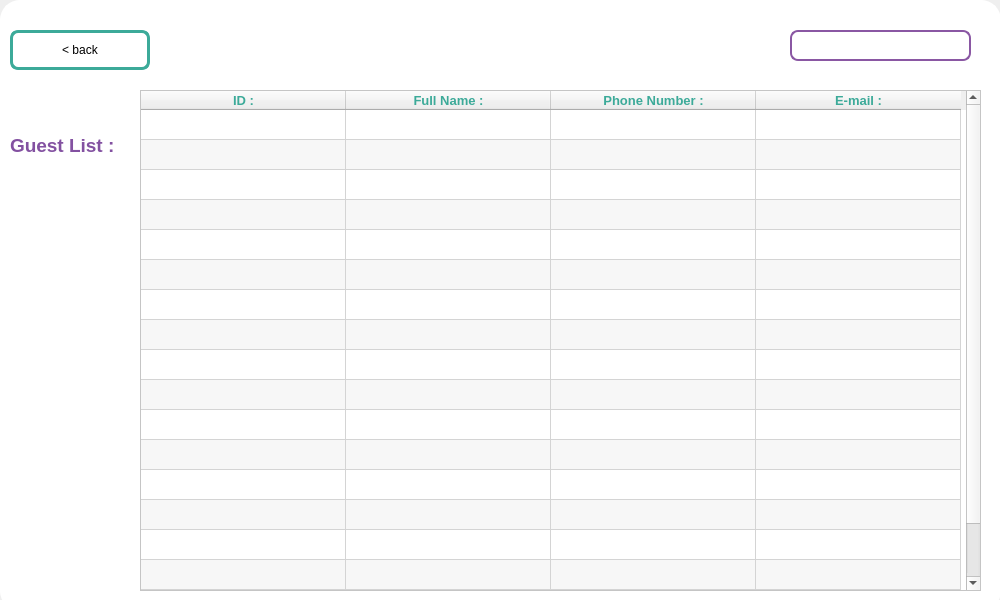
ouertaniaziz/Smart_wedding_planner_2A3, file mainwindow.ui: the form before one commit.
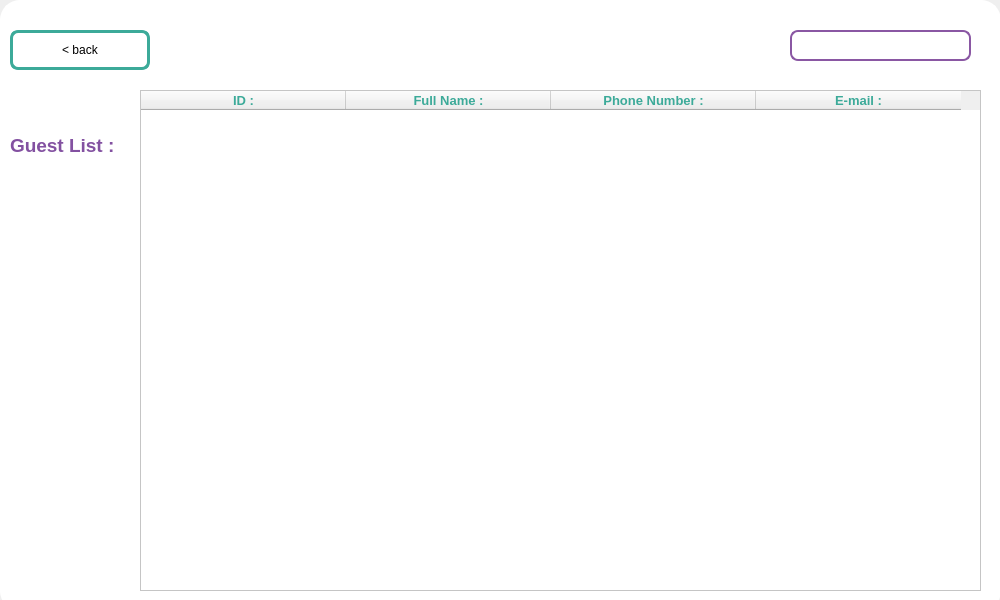
The form after the commit. The open tabs and pages were chosen to show the change. Icons and pictures are not drawn.

What changed in the file:
```diff
--- a/mainwindow.ui
+++ b/mainwindow.ui
@@ -2082,7 +2082,7 @@
         <bool>true</bool>
        </property>
        <property name="rowCount">
-        <number>18</number>
+        <number>0</number>
        </property>
        <attribute name="horizontalHeaderDefaultSectionSize">
         <number>205</number>
@@ -2102,84 +2102,6 @@
        <attribute name="verticalHeaderStretchLastSection">
         <bool>false</bool>
        </attribute>
-       <row>
-        <property name="text">
-         <string/>
-        </property>
-       </row>
-       <row>
-        <property name="text">
-         <string/>
-        </property>
-       </row>
-       <row>
-        <property name="text">
-         <string/>
-        </property>
-       </row>
-       <row>
-        <property name="text">
-         <string/>
-        </property>
-       </row>
-       <row>
-        <property name="text">
-         <string/>
-        </property>
-       </row>
-       <row>
-        <property name="text">
-         <string/>
-        </property>
-       </row>
-       <row>
-        <property name="text">
-         <string/>
-        </property>
-       </row>
-       <row>
-        <property name="text">
-         <string/>
-        </property>
-       </row>
-       <row>
-        <property name="text">
-         <string/>
-        </property>
-       </row>
-       <row>
-        <property name="text">
-         <string/>
-        </property>
-       </row>
-       <row>
-        <property name="text">
-         <string/>
-        </property>
-       </row>
-       <row>
-        <property name="text">
-         <string/>
-        </property>
-       </row>
-       <row>
-        <property name="text">
-         <string/>
-        </property>
-       </row>
-       <row>
-        <property name="text">
-         <string/>
-        </property>
-       </row>
-       <row>
-        <property name="text">
-         <string/>
-        </property>
-       </row>
-       <row/>
-       <row/>
-       <row/>
        <column>
         <property name="text">
          <string>ID :</string>
@@ -2283,61 +2205,6 @@
          </brush>
         </property>
        </column>
-       <item row="0" column="0">
-        <property name="text">
-         <string/>
-        </property>
-       </item>
-       <item row="0" column="1">
-        <property name="text">
-         <string/>
-        </property>
-       </item>
-       <item row="0" column="2">
-        <property name="text">
-         <string/>
-        </property>
-       </item>
-       <item row="0" column="3">
-        <property name="text">
-         <string/>
-        </property>
-       </item>
-       <item row="1" column="0">
-        <property name="text">
-         <string/>
-        </property>
-       </item>
-       <item row="1" column="1">
-        <property name="text">
-         <string/>
-        </property>
-       </item>
-       <item row="1" column="2">
-        <property name="text">
-         <string/>
-        </property>
-       </item>
-       <item row="1" column="3">
-        <property name="text">
-         <string/>
-        </property>
-       </item>
-       <item row="2" column="0">
-        <property name="text">
-         <string/>
-        </property>
-       </item>
-       <item row="3" column="0">
-        <property name="text">
-         <string/>
-        </property>
-       </item>
-       <item row="4" column="0">
-        <property name="text">
-         <string/>
-        </property>
-       </item>
       </widget>
       <widget class="QPushButton" name="add_guest">
        <property name="geometry">
```
Left out of the diff: 179 changed lines with no effect on the pictures.
